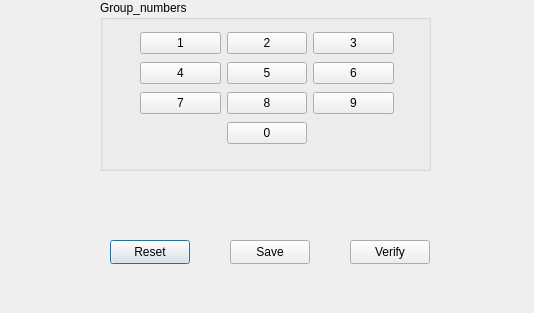
Old version of the form CodePanel/dialog.ui in the repository plankeP/Fagskole-qt-2023.
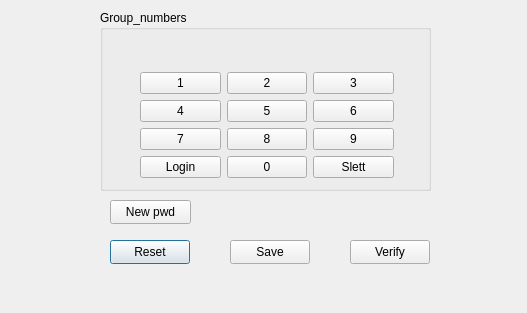
New version of the form.

```diff
--- a/CodePanel/dialog.ui
+++ b/CodePanel/dialog.ui
@@ -6,7 +6,7 @@
    <rect>
     <x>0</x>
     <y>0</y>
-    <width>534</width>
+    <width>527</width>
     <height>313</height>
    </rect>
   </property>
@@ -52,114 +52,135 @@
     <string>Verify</string>
    </property>
   </widget>
-  <widget class="QLabel" name="lblNotify">
-   <property name="geometry">
-    <rect>
-     <x>20</x>
-     <y>190</y>
-     <width>171</width>
-     <height>16</height>
-    </rect>
-   </property>
-   <property name="text">
-    <string/>
-   </property>
-  </widget>
   <widget class="QGroupBox" name="groupBox">
    <property name="geometry">
     <rect>
      <x>100</x>
-     <y>0</y>
+     <y>10</y>
      <width>331</width>
-     <height>171</height>
+     <height>181</height>
     </rect>
    </property>
    <property name="title">
     <string>Group_numbers</string>
    </property>
-   <widget class="QWidget" name="">
+   <widget class="QWidget" name="layoutWidget">
     <property name="geometry">
      <rect>
       <x>40</x>
       <y>30</y>
       <width>254</width>
-      <height>116</height>
+      <height>138</height>
      </rect>
     </property>
     <layout class="QGridLayout" name="gridLayout">
-     <item row="0" column="2">
-      <widget class="QPushButton" name="pushButton_3">
+     <item row="3" column="1">
+      <widget class="QPushButton" name="pushButton_8">
        <property name="text">
-        <string>3</string>
+        <string>8</string>
        </property>
       </widget>
      </item>
-     <item row="1" column="0">
+     <item row="2" column="0">
       <widget class="QPushButton" name="pushButton_4">
        <property name="text">
         <string>4</string>
        </property>
       </widget>
      </item>
-     <item row="0" column="0">
+     <item row="1" column="0">
       <widget class="QPushButton" name="pushButton_1">
        <property name="text">
         <string>1</string>
        </property>
       </widget>
      </item>
-     <item row="2" column="0">
-      <widget class="QPushButton" name="pushButton_7">
+     <item row="3" column="2">
+      <widget class="QPushButton" name="pushButton_9">
        <property name="text">
-        <string>7</string>
+        <string>9</string>
        </property>
       </widget>
      </item>
      <item row="2" column="1">
-      <widget class="QPushButton" name="pushButton_8">
-       <property name="text">
-        <string>8</string>
-       </property>
-      </widget>
-     </item>
-     <item row="0" column="1">
-      <widget class="QPushButton" name="pushButton_2">
-       <property name="text">
-        <string>2</string>
-       </property>
-      </widget>
-     </item>
-     <item row="1" column="1">
       <widget class="QPushButton" name="pushButton_5">
        <property name="text">
         <string>5</string>
        </property>
       </widget>
      </item>
-     <item row="2" column="2">
-      <widget class="QPushButton" name="pushButton_9">
+     <item row="1" column="1">
+      <widget class="QPushButton" name="pushButton_2">
        <property name="text">
-        <string>9</string>
+        <string>2</string>
        </property>
       </widget>
      </item>
      <item row="1" column="2">
+      <widget class="QPushButton" name="pushButton_3">
+       <property name="text">
+        <string>3</string>
+       </property>
+      </widget>
+     </item>
+     <item row="2" column="2">
       <widget class="QPushButton" name="pushButton_6">
        <property name="text">
         <string>6</string>
        </property>
       </widget>
      </item>
-     <item row="3" column="1">
+     <item row="3" column="0">
+      <widget class="QPushButton" name="pushButton_7">
+       <property name="text">
+        <string>7</string>
+       </property>
+      </widget>
+     </item>
+     <item row="4" column="1">
       <widget class="QPushButton" name="pushButton_0">
        <property name="text">
         <string>0</string>
        </property>
       </widget>
      </item>
+     <item row="0" column="0" colspan="3">
+      <widget class="QLabel" name="lblNotify">
+       <property name="text">
+        <string/>
+       </property>
+      </widget>
+     </item>
+     <item row="4" column="0">
+      <widget class="QPushButton" name="pushButton">
+       <property name="text">
+        <string>Login</string>
+       </property>
+      </widget>
+     </item>
+     <item row="4" column="2">
+      <widget class="QPushButton" name="pushButton_11">
+       <property name="text">
+        <string>Slett</string>
+       </property>
+      </widget>
+     </item>
     </layout>
    </widget>
   </widget>
+  <widget class="QPushButton" name="pushButton_10">
+   <property name="geometry">
+    <rect>
+     <x>110</x>
+     <y>200</y>
+     <width>81</width>
+     <height>24</height>
+    </rect>
+   </property>
+   <property name="text">
+    <string>New pwd</string>
+   </property>
+  </widget>
  </widget>
  <resources/>
  <connections/>
```
